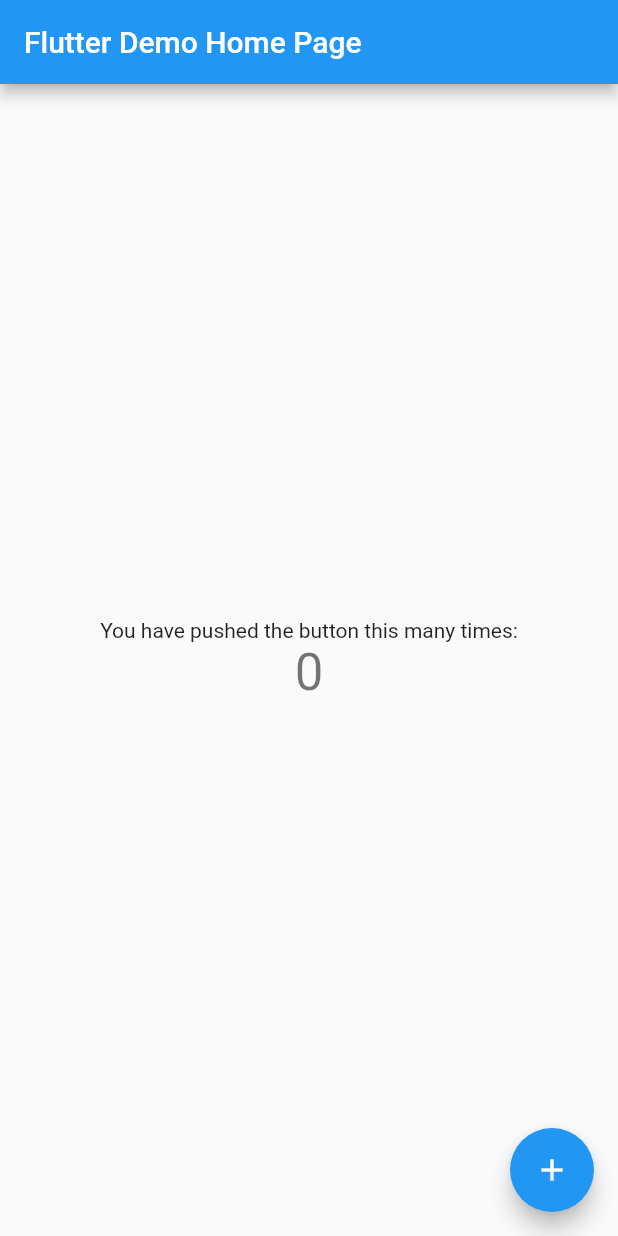
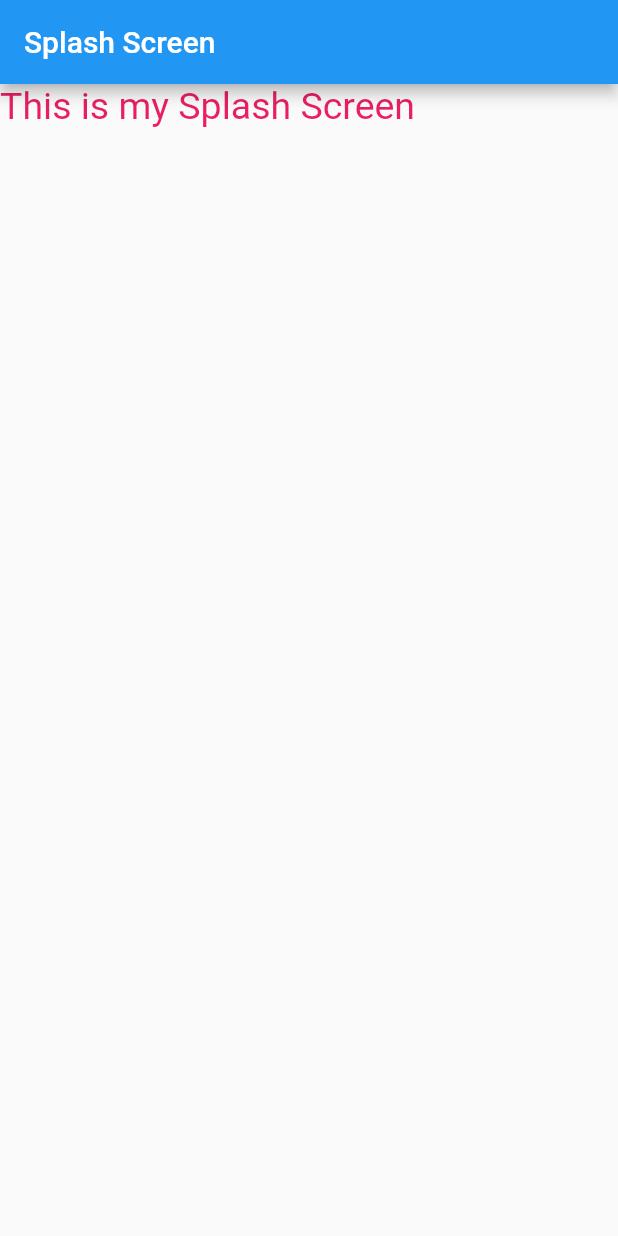
Before and after one commit to satanix0/task_management_app, a Flutter app: the screen it shows after launch, on a phone screen of 412 x 824 dp. Run offline on Flutter 3.47's test engine with Material 2 defaults, Android fonts, the phone set to English and light mode, and no system bars.

Commit message:
Added A dummy Splash Screen just to test.

```diff
--- a/lib/main.dart
+++ b/lib/main.dart
@@ -1,115 +1,6 @@
 import 'package:flutter/material.dart';
+import 'package:task_management_app/screens/splash_screen.dart';
 
 void main() {
-  runApp(const MyApp());
+  runApp(const SplashScreen());
 }
-
-class MyApp extends StatelessWidget {
-  const MyApp({super.key});
-
-  // This widget is the root of your application.
-  @override
-  Widget build(BuildContext context) {
-    return MaterialApp(
-      title: 'Flutter Demo',
-      theme: ThemeData(
-        // This is the theme of your application.
-        //
-        // Try running your application with "flutter run". You'll see the
-        // application has a blue toolbar. Then, without quitting the app, try
-        // changing the primarySwatch below to Colors.green and then invoke
-        // "hot reload" (press "r" in the console where you ran "flutter run",
-        // or simply save your changes to "hot reload" in a Flutter IDE).
-        // Notice that the counter didn't reset back to zero; the application
-        // is not restarted.
-        primarySwatch: Colors.blue,
-      ),
-      home: const MyHomePage(title: 'Flutter Demo Home Page'),
-    );
-  }
-}
-
-class MyHomePage extends StatefulWidget {
-  const MyHomePage({super.key, required this.title});
-
-  // This widget is the home page of your application. It is stateful, meaning
-  // that it has a State object (defined below) that contains fields that affect
-  // how it looks.
-
-  // This class is the configuration for the state. It holds the values (in this
-  // case the title) provided by the parent (in this case the App widget) and
-  // used by the build method of the State. Fields in a Widget subclass are
-  // always marked "final".
-
-  final String title;
-
-  @override
-  State<MyHomePage> createState() => _MyHomePageState();
-}
-
-class _MyHomePageState extends State<MyHomePage> {
-  int _counter = 0;
-
-  void _incrementCounter() {
-    setState(() {
-      // This call to setState tells the Flutter framework that something has
-      // changed in this State, which causes it to rerun the build method below
-      // so that the display can reflect the updated values. If we changed
-      // _counter without calling setState(), then the build method would not be
-      // called again, and so nothing would appear to happen.
-      _counter++;
-    });
-  }
-
-  @override
-  Widget build(BuildContext context) {
-    // This method is rerun every time setState is called, for instance as done
-    // by the _incrementCounter method above.
-    //
-    // The Flutter framework has been optimized to make rerunning build methods
-    // fast, so that you can just rebuild anything that needs updating rather
-    // than having to individually change instances of widgets.
-    return Scaffold(
-      appBar: AppBar(
-        // Here we take the value from the MyHomePage object that was created by
-        // the App.build method, and use it to set our appbar title.
-        title: Text(widget.title),
-      ),
-      body: Center(
-        // Center is a layout widget. It takes a single child and positions it
-        // in the middle of the parent.
-        child: Column(
-          // Column is also a layout widget. It takes a list of children and
-          // arranges them vertically. By default, it sizes itself to fit its
-          // children horizontally, and tries to be as tall as its parent.
-          //
-          // Invoke "debug painting" (press "p" in the console, choose the
-          // "Toggle Debug Paint" action from the Flutter Inspector in Android
-          // Studio, or the "Toggle Debug Paint" command in Visual Studio Code)
-          // to see the wireframe for each widget.
-          //
-          // Column has various properties to control how it sizes itself and
-          // how it positions its children. Here we use mainAxisAlignment to
-          // center the children vertically; the main axis here is the vertical
-          // axis because Columns are vertical (the cross axis would be
-          // horizontal).
-          mainAxisAlignment: MainAxisAlignment.center,
-          children: <Widget>[
-            const Text(
-              'You have pushed the button this many times:',
-            ),
-            Text(
-              '$_counter',
-              style: Theme.of(context).textTheme.headline4,
-            ),
-          ],
-        ),
-      ),
-      floatingActionButton: FloatingActionButton(
-        onPressed: _incrementCounter,
-        tooltip: 'Increment',
-        child: const Icon(Icons.add),
-      ), // This trailing comma makes auto-formatting nicer for build methods.
-    );
-  }
-}
--- /dev/null
+++ b/lib/screens/splash_screen.dart
@@ -0,0 +1,34 @@
+import 'package:flutter/material.dart';
+
+void main() {
+  runApp(const SplashScreen());
+}
+
+class SplashScreen extends StatelessWidget {
+  const SplashScreen({super.key});
+
+  @override
+  Widget build(BuildContext context) {
+    return MaterialApp(
+      debugShowCheckedModeBanner: false,
+      home: Scaffold(
+        appBar: AppBar(
+          title: const Text('Splash Screen'),
+        ),
+        body: SafeArea(
+          child: Container(
+            width: double.infinity,
+            height: double.infinity,
+            child: const Text(
+              'This is my Splash Screen',
+              style: TextStyle(
+                color: Colors.pink,
+                fontSize: 25,
+              ),
+            ),
+          ),
+        ),
+      ),
+    );
+  }
+}
```
